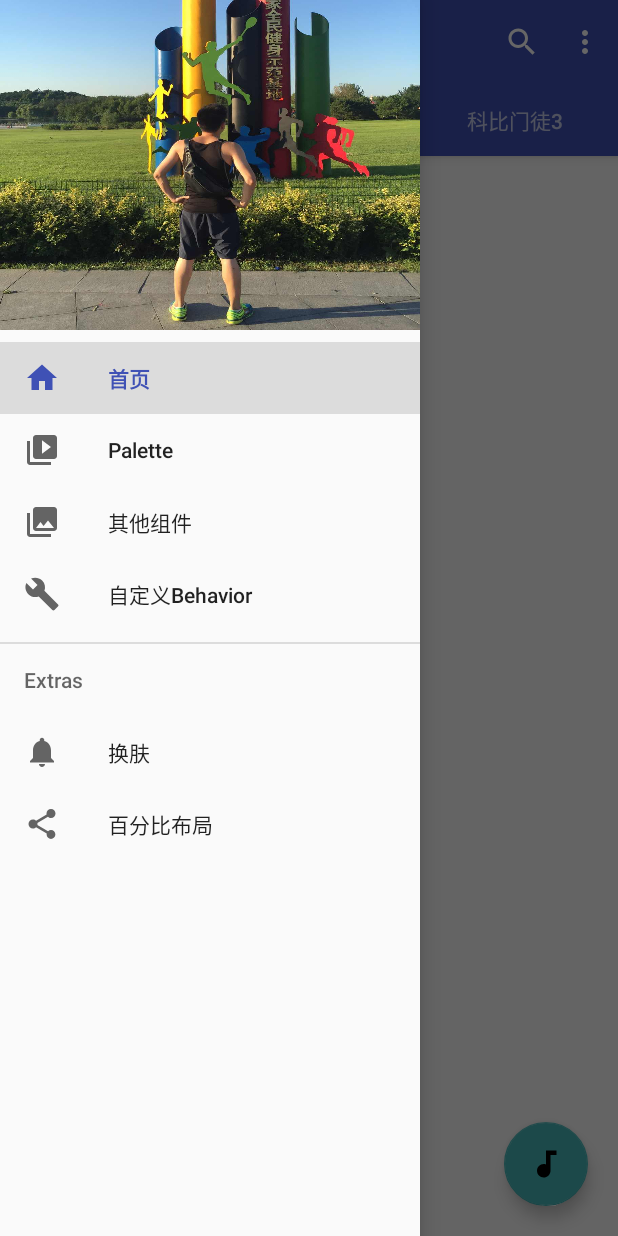
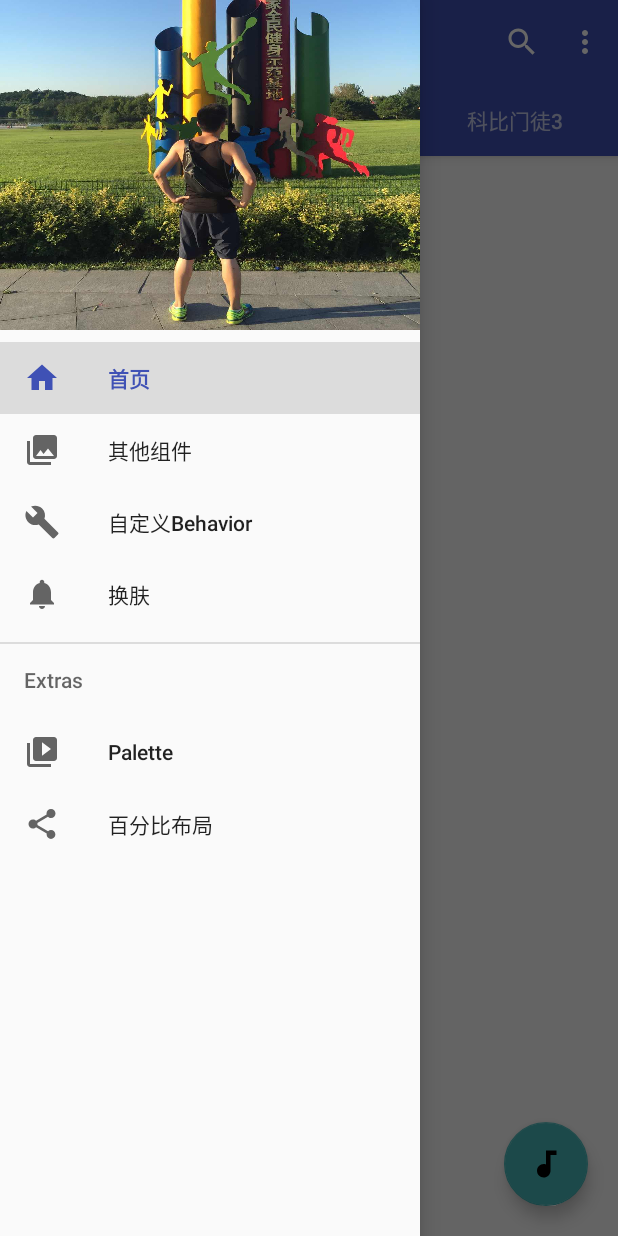
Before and after one commit to KobeBryant824/MaterialDesignSample, an Android app: the screen it shows after launch (MainActivity), with the side drawer open, on a phone screen of 412 x 824 dp. Run offline under Robolectric (Android 15) with nearby library versions, the phone set to English and light mode, and no system bars; libraries missing offline, so code that uses them is left out: com.github.jdsjlzx.interfaces, com.github.jdsjlzx.recyclerview; 12 statements that could not run were skipped.

Commit message:
修改主题

```diff
--- a/app/src/main/AndroidManifest.xml
+++ b/app/src/main/AndroidManifest.xml
@@ -11,7 +11,7 @@
             android:roundIcon="@mipmap/ic_launcher_round"
             android:supportsRtl="true"
             android:name=".MApplication"
-            android:theme="@style/AppTheme.NoActionBar">
+            android:theme="@style/AppTheme">
         <activity
                 android:name=".activity.MainActivity"
                 android:label="@string/app_name"
--- a/app/src/main/res/menu/activity_main_drawer.xml
+++ b/app/src/main/res/menu/activity_main_drawer.xml
@@ -7,10 +7,7 @@
                 android:icon="@drawable/ic_home_black_24dp"
                 android:checked="true"
                 android:title="首页"/>
-        <item
-                android:id="@+id/nav_palette"
-                android:icon="@drawable/ic_menu_slideshow"
-                android:title="Palette"/>
+
         <item
                 android:id="@+id/nav_other_widget"
                 android:icon="@drawable/ic_menu_gallery"
@@ -19,18 +16,25 @@
                 android:id="@+id/nav_behavior"
                 android:icon="@drawable/ic_menu_manage"
                 android:title="自定义Behavior"/>
+        <item
+                android:id="@+id/nav_skin"
+                android:icon="@drawable/ic_notifications_black_24dp"
+                android:title="换肤"/>
     </group>
 
     <item android:title="Extras">
+
         <menu>
-            <item
-                    android:id="@+id/nav_skin"
-                    android:icon="@drawable/ic_notifications_black_24dp"
-                    android:title="换肤"/>
-            <item
-                    android:id="@+id/nav_percent"
-                    android:icon="@drawable/ic_menu_share"
-                    android:title="百分比布局"/>
+            <group android:checkableBehavior="single">
+                <item
+                        android:id="@+id/nav_palette"
+                        android:icon="@drawable/ic_menu_slideshow"
+                        android:title="Palette"/>
+                <item
+                        android:id="@+id/nav_percent"
+                        android:icon="@drawable/ic_menu_share"
+                        android:title="百分比布局"/>
+            </group>
         </menu>
     </item>
 
--- a/app/src/main/res/values-night/styles.xml
+++ b/app/src/main/res/values-night/styles.xml
@@ -1,9 +1,12 @@
 <resources>
 
+    <!--Theme.AppCompat.DayNigh 系统的白天黑夜模式 有一些黑色主题属性-->
     <style name="AppTheme" parent="Theme.AppCompat.DayNight">
         <item name="colorPrimary">@color/colorPrimary</item>
         <item name="colorPrimaryDark">@color/colorPrimaryDark</item>
         <item name="colorAccent">@color/colorAccent</item>
+        <item name="windowActionBar">false</item>
+        <item name="windowNoTitle">true</item>
     </style>
 
 </resources>
--- a/app/src/main/res/values/styles.xml
+++ b/app/src/main/res/values/styles.xml
@@ -2,15 +2,12 @@
 
     <!-- Base application theme. -->
     <!--DarkActionBar have actionbar,but only toolbar work in with DrawerLayout-->
-    <!--<style name="AppTheme" parent="Theme.AppCompat.Light.DarkActionBar">-->
-    <style name="AppTheme" parent="Theme.AppCompat.DayNight">
+    <style name="AppTheme" parent="Theme.AppCompat.Light.DarkActionBar">
+
         <!-- Customize your theme here. -->
         <item name="colorPrimary">@color/colorPrimary</item>
         <item name="colorPrimaryDark">@color/colorPrimaryDark</item>
         <item name="colorAccent">@color/colorAccent</item>
-    </style>
-
-    <style name="AppTheme.NoActionBar">
         <item name="windowActionBar">false</item>
         <item name="windowNoTitle">true</item>
     </style>
@@ -19,7 +16,7 @@
 
     <style name="AppTheme.PopupOverlay" parent="ThemeOverlay.AppCompat.Light"/>
 
-    <style name="AppTheme.TransparentStatusbar" parent="AppTheme.NoActionBar">
+    <style name="AppTheme.TransparentStatusbar" parent="AppTheme">
         <item name="android:statusBarColor" tools:targetApi="lollipop">@android:color/transparent</item>
     </style>
 
```
